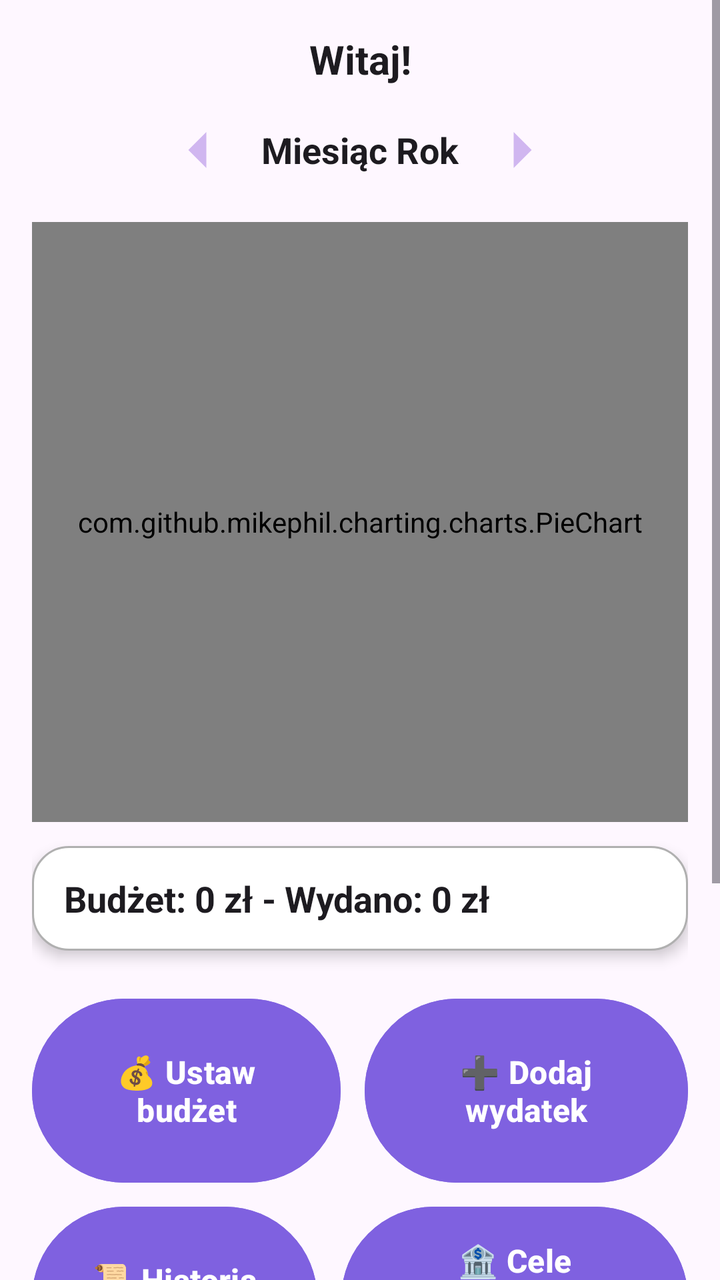
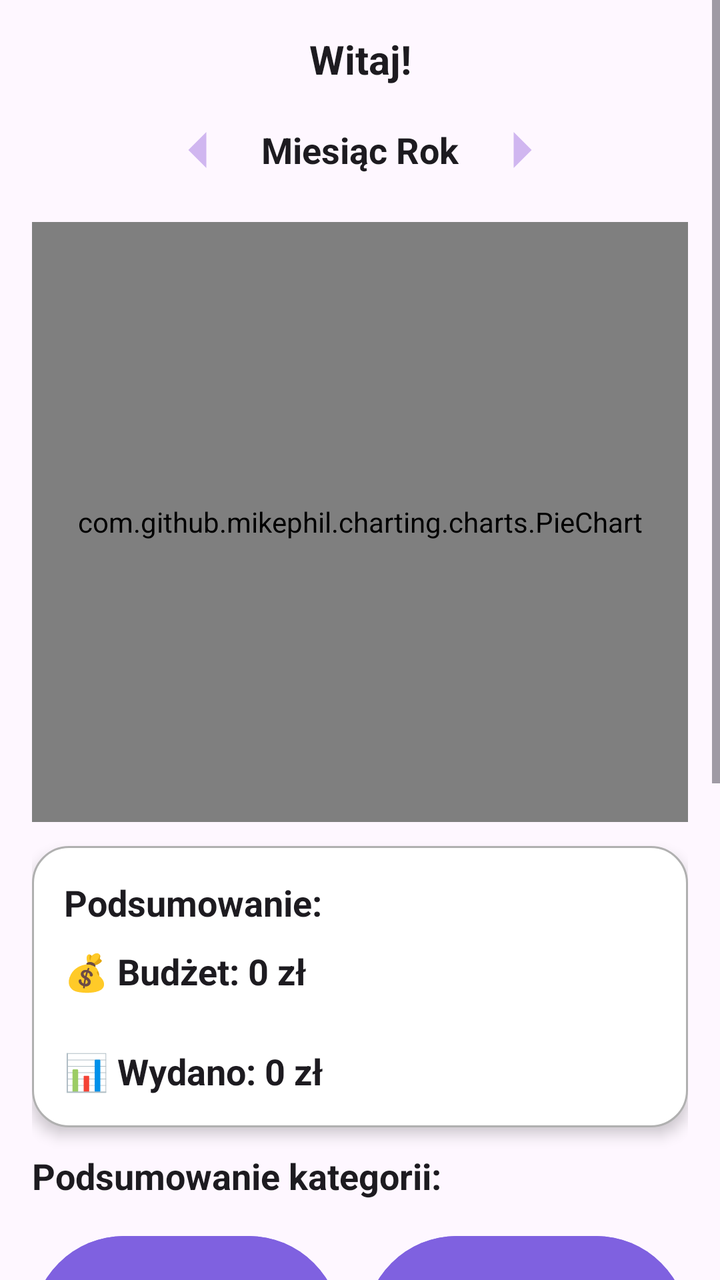

Two renders of the same Android screen: before a commit and after it. Below are the layout's source before the change and the commit's diff.
<!-- AndroidManifest.xml: application theme Theme.HomeBudget -->
<!-- res/layout/activity_dashboard.xml -->
<?xml version="1.0" encoding="utf-8"?>
<ScrollView xmlns:android="http://schemas.android.com/apk/res/android"
    android:layout_width="match_parent"
    android:layout_height="match_parent"
    android:fillViewport="true"
    android:background="?android:colorBackground">


    
    <LinearLayout
        android:layout_width="match_parent"
        android:layout_height="wrap_content"
        android:orientation="vertical"
        android:padding="16dp">

        
        <TextView
            android:id="@+id/textWelcome"
            android:layout_width="match_parent"
            android:layout_height="wrap_content"
            android:text="Witaj!"
            android:textAlignment="center"
            android:textSize="20sp"
            android:textStyle="bold"
            android:textColor="?android:textColorPrimary"
            android:paddingBottom="8dp"/>

        
        <LinearLayout
            android:layout_width="match_parent"
            android:layout_height="wrap_content"
            android:gravity="center"
            android:layout_marginBottom="12dp">

            <ImageButton
                android:id="@+id/buttonPrevMonth"
                android:layout_width="48dp"
                android:layout_height="48dp"
                android:background="?attr/selectableItemBackgroundBorderless"
                android:src="@drawable/ic_arrow_left"
                android:contentDescription="Poprzedni miesiąc"
                android:layout_marginEnd="8dp"/>
            <TextView
                android:id="@+id/textMonthYear"
                android:layout_width="wrap_content"
                android:layout_height="wrap_content"
                android:text="Miesiąc Rok"
                android:textSize="18sp"
                android:textStyle="bold"
                android:textColor="?android:textColorPrimary"/>
            <ImageButton
                android:id="@+id/buttonNextMonth"
                android:layout_width="48dp"
                android:layout_height="48dp"
                android:background="?attr/selectableItemBackgroundBorderless"
                android:src="@drawable/ic_arrow_right"
                android:contentDescription="Następny miesiąc"
                android:layout_marginStart="8dp"/>

        </LinearLayout>

        
        <com.github.mikephil.charting.charts.PieChart
            android:id="@+id/pieChart"
            android:layout_width="match_parent"
            android:layout_height="300dp"
            android:layout_marginBottom="12dp"/>

        
        <LinearLayout
            android:id="@+id/summaryCard"
            android:layout_width="match_parent"
            android:layout_height="wrap_content"
            android:orientation="vertical"
            android:padding="0dp"
            android:layout_marginBottom="12dp"
            android:elevation="4dp"
            android:background="@drawable/bg_summary_card">
            <TextView
                android:id="@+id/textSummary"
                android:layout_width="match_parent"
                android:layout_height="wrap_content"
                android:text="Budżet: 0 zł - Wydano: 0 zł"
                android:textAlignment="viewStart"
                android:gravity="start"
                android:textSize="18sp"
                android:textStyle="bold"
                android:textColor="?android:textColorPrimary"
                android:paddingStart="16dp"
                android:paddingEnd="16dp"
                android:paddingBottom="14dp"
                android:paddingTop="14dp"/>
        </LinearLayout>

        
        <LinearLayout
            android:id="@+id/categoriesContainer"
            android:layout_width="match_parent"
            android:layout_height="wrap_content"
            android:orientation="vertical"/>

        
        <LinearLayout
            android:layout_width="match_parent"
            android:layout_height="wrap_content"
            android:orientation="vertical"
            android:layout_marginTop="8dp"
            android:gravity="center_horizontal">
            <LinearLayout
                android:layout_width="wrap_content"
                android:layout_height="wrap_content"
                android:orientation="horizontal"
                android:gravity="center"
                android:layout_marginBottom="4dp"
                android:weightSum="2">
                
                <Button
                    android:id="@+id/buttonSetBudget"
                    android:layout_width="0dp"
                    android:layout_height="100dp"
                    android:layout_weight="1"
                    android:text="💰 Ustaw budżet"
                    android:textColor="@color/buttonText"
                    android:backgroundTint="@color/buttonBackground"
                    android:textSize="16sp"
                    android:textStyle="bold"
                    android:layout_marginEnd="6dp"/>
                
                <Button
                    android:id="@+id/buttonAddExpense"
                    android:layout_width="0dp"
                    android:layout_height="100dp"
                    android:layout_weight="1"
                    android:text="➕ Dodaj wydatek"
                    android:textColor="@color/buttonText"
                    android:backgroundTint="@color/buttonBackground"
                    android:textSize="16sp"
                    android:textStyle="bold"
                    android:layout_marginStart="6dp"/>
            </LinearLayout>
            <LinearLayout
                android:layout_width="wrap_content"
                android:layout_height="wrap_content"
                android:orientation="horizontal"
                android:gravity="center"
                android:layout_marginBottom="4dp"
                android:weightSum="2">
                
                <Button
                    android:id="@+id/buttonHistory"
                    android:layout_width="0dp"
                    android:layout_height="100dp"
                    android:layout_weight="1"
                    android:text="📜 Historia wydatków"
                    android:textColor="@color/buttonText"
                    android:backgroundTint="@color/buttonBackground"
                    android:textSize="16sp"
                    android:textStyle="bold"
                    android:layout_marginEnd="6dp"/>
                
                <Button
                    android:id="@+id/buttonSavings"
                    android:layout_width="0dp"
                    android:layout_height="100dp"
                    android:layout_weight="1"
                    android:text="🏦 Cele oszczędnościowe"
                    android:textColor="@color/buttonText"
                    android:backgroundTint="@color/buttonBackground"
                    android:textSize="16sp"
                    android:textStyle="bold"
                    android:layout_marginStart="6dp"/>
            </LinearLayout>
            <LinearLayout
                android:layout_width="wrap_content"
                android:layout_height="wrap_content"
                android:orientation="horizontal"
                android:gravity="center"
                android:layout_marginBottom="4dp"
                android:weightSum="2">
                
                <Button
                    android:id="@+id/buttonBillsPlanner"
                    android:layout_width="0dp"
                    android:layout_height="100dp"
                    android:layout_weight="1"
                    android:text="📅 Planer rachunków"
                    android:textColor="@color/buttonText"
                    android:backgroundTint="@color/buttonBackground"
                    android:textSize="16sp"
                    android:textStyle="bold"
                    android:layout_marginEnd="6dp"/>
                
                <Button
                    android:id="@+id/buttonStatistics"
                    android:layout_width="0dp"
                    android:layout_height="100dp"
                    android:layout_weight="1"
                    android:text="📊 Statystyki"
                    android:textColor="@color/buttonText"
                    android:backgroundTint="@color/buttonBackground"
                    android:textSize="16sp"
                    android:textStyle="bold"
                    android:layout_marginStart="6dp"/>
            </LinearLayout>
            <LinearLayout
                android:layout_width="wrap_content"
                android:layout_height="wrap_content"
                android:orientation="horizontal"
                android:gravity="center"
                android:layout_marginBottom="4dp"
                android:weightSum="1">
                
                <Button
                    android:id="@+id/buttonSettings"
                    android:layout_width="0dp"
                    android:layout_height="100dp"
                    android:layout_weight="1"
                    android:text="⚙️ Ustawienia"
                    android:textColor="@color/buttonText"
                    android:backgroundTint="@color/buttonBackground"
                    android:textSize="16sp"
                    android:textStyle="bold"
                    android:layout_marginEnd="6dp"/>
            </LinearLayout>
        </LinearLayout>
    </LinearLayout>
</ScrollView>
<!-- resources referenced by this layout -->
<resources>
  <color name="buttonBackground">#7F61E0</color>
  <color name="buttonText">#FFFFFFFF</color>
  <!-- drawable bg_summary_card (drawable) -->
  <?xml version="1.0" encoding="utf-8"?>
  <shape xmlns:android="http://schemas.android.com/apk/res/android"
      android:shape="rectangle">
  
      <solid android:color="@color/dialogBackground" />
      <stroke
          android:width="1dp"
          android:color="@color/dialogStroke" />
      <corners android:radius="18dp" />
  
  </shape>
  <!-- drawable ic_arrow_left (drawable) -->
  <vector xmlns:android="http://schemas.android.com/apk/res/android"
      android:autoMirrored="true"
      android:height="36dp"
      android:width="36dp"
      android:viewportHeight="24"
      android:viewportWidth="24"
      android:tint="#D0B6F0">
      
  
      <path android:fillColor="@android:color/white"
          android:pathData="M15,6l-6,6 6,6V6z"/>
      
  </vector>
  <!-- drawable ic_arrow_right (drawable) -->
  <vector xmlns:android="http://schemas.android.com/apk/res/android"
      android:autoMirrored="true"
      android:height="36dp"
      android:width="36dp"
      android:viewportHeight="24"
      android:viewportWidth="24"
      android:tint="#D0B6F0">
      
  
      <path android:fillColor="@android:color/white"
          android:pathData="M9,6l6,6 -6,6V6z"/>
      
  </vector>
  <style name="Theme.HomeBudget" parent="Base.Theme.HomeBudget" />
  <color name="dialogBackground">#FFFFFF</color>
  <color name="dialogStroke">#B0B0B0</color>
  <style name="Base.Theme.HomeBudget" parent="Theme.Material3.DayNight.NoActionBar">
          
          
      </style>
</resources>

<!-- the commit's change to res/layout/activity_dashboard.xml (unified diff, before → after) -->
@@ -72,25 +72,44 @@
             android:layout_width="match_parent"
             android:layout_height="wrap_content"
             android:orientation="vertical"
-            android:padding="0dp"
+            android:padding="16dp"
             android:layout_marginBottom="12dp"
             android:elevation="4dp"
             android:background="@drawable/bg_summary_card">
             <TextView
+                android:id="@+id/textSummaryTitle"
+                android:layout_width="match_parent"
+                android:layout_height="wrap_content"
+                android:layout_marginBottom="10dp"
+                android:text="Podsumowanie:"
+                android:textAlignment="viewStart"
+                android:gravity="start"
+                android:textColor="?android:textColorPrimary"
+                android:textSize="18sp"
+                android:textStyle="bold" />
+
+            <TextView
                 android:id="@+id/textSummary"
                 android:layout_width="match_parent"
                 android:layout_height="wrap_content"
-                android:text="Budżet: 0 zł - Wydano: 0 zł"
+                android:text="💰 Budżet: 0 zł&#10;&#10;📊 Wydano: 0 zł"
                 android:textAlignment="viewStart"
                 android:gravity="start"
                 android:textSize="18sp"
                 android:textStyle="bold"
                 android:textColor="?android:textColorPrimary"
-                android:paddingStart="16dp"
-                android:paddingEnd="16dp"
-                android:paddingBottom="14dp"
-                android:paddingTop="14dp"/>
+                android:lineSpacingExtra="4dp" />
         </LinearLayout>
+
+        <TextView
+            android:id="@+id/textLegendHeader"
+            android:layout_width="match_parent"
+            android:layout_height="wrap_content"
+            android:layout_marginBottom="6dp"
+            android:text="Podsumowanie kategorii:"
+            android:textColor="?android:textColorPrimary"
+            android:textSize="18sp"
+            android:textStyle="bold" />
 
         
         <LinearLayout
